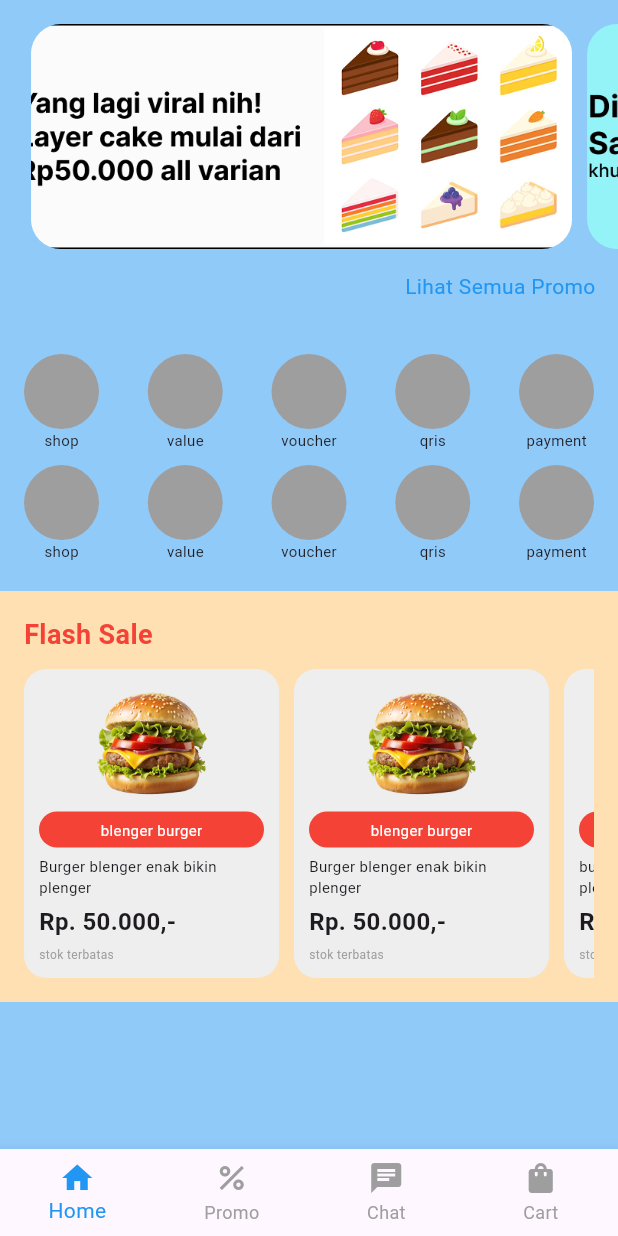
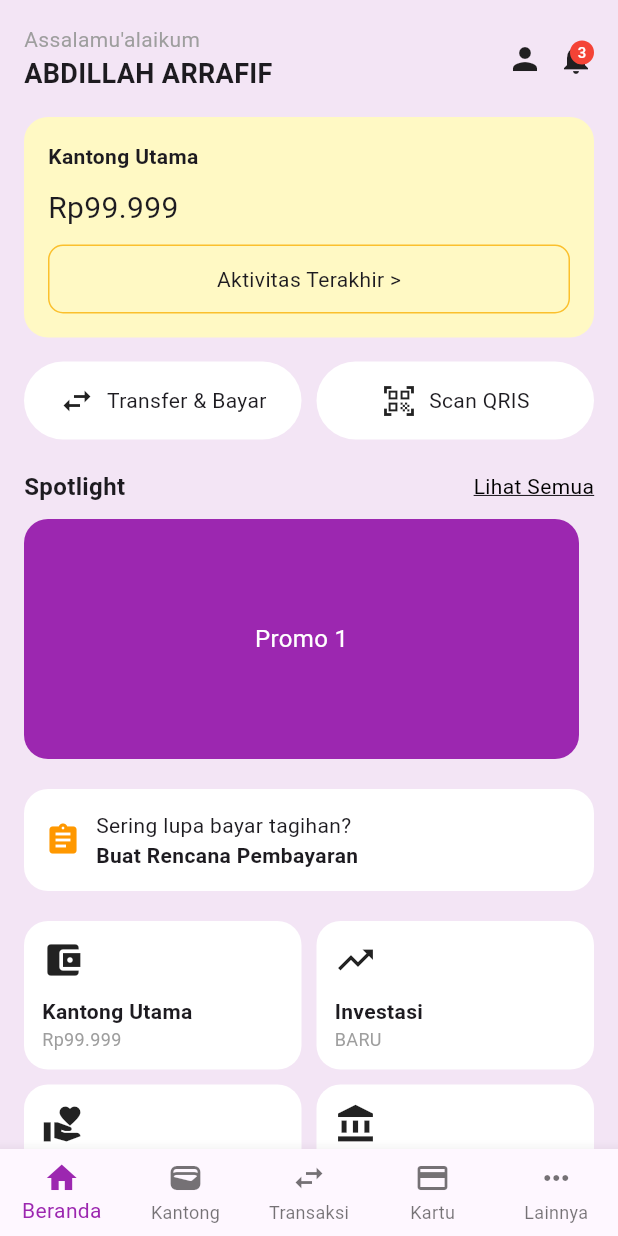
Before and after one commit to dillah1234/murject_25-26, a Flutter app: the screen it shows after launch, on a phone screen of 412 x 824 dp. Run offline on Flutter 3.47's test engine with Material 3 defaults, Android fonts, the light colour scheme and no system bars; our stand-ins replace animated_splash_screen.

Commit message:
task done alhamdulilah

```diff
--- a/analysis_options.yaml
+++ b/analysis_options.yaml
@@ -7,6 +7,9 @@
 
 # The following line activates a set of recommended lints for Flutter apps,
 # packages, and plugins designed to encourage good coding practices.
+analyzer:
+  errors:
+    use_key_in_widget_constructors: ignore
 include: package:flutter_lints/flutter.yaml
 
 linter:
--- /dev/null
+++ b/lib/jumaat/screen/home_screen.dart
@@ -0,0 +1,43 @@
+import 'package:flutter/material.dart';
+import 'package:murojaah/jumaat/widgets/header.dart';
+import 'package:murojaah/jumaat/widgets/saldo_card.dart';
+import 'package:murojaah/jumaat/widgets/action_buttons.dart';
+import 'package:murojaah/jumaat/widgets/spotlight_slider.dart';
+import 'package:murojaah/jumaat/widgets/plan_ahead.dart';
+import 'package:murojaah/jumaat/widgets/shortcut_grid.dart';
+import 'package:murojaah/jumaat/widgets/bottom_nav.dart';
+
+class HomeScreen extends StatelessWidget {
+  @override
+  Widget build(BuildContext context) {
+    return Scaffold(
+      backgroundColor: Colors.purple[50],
+
+      body: SafeArea(
+        child: ListView(
+          padding: EdgeInsets.all(16),
+          children: [
+            Header(),
+            SizedBox(height: 16),
+
+            SaldoCard(),
+            SizedBox(height: 16),
+
+            ActionButtons(),
+            SizedBox(height: 20),
+
+            SpotlightSlider(),
+            SizedBox(height: 20),
+
+            PlanAhead(),
+            SizedBox(height: 20),
+
+            ShortcutGrid(),
+          ],
+        ),
+      ),
+
+      bottomNavigationBar: BottomNav(),
+    );
+  }
+}
--- /dev/null
+++ b/lib/jumaat/widgets/action_buttons.dart
@@ -0,0 +1,30 @@
+import 'package:flutter/material.dart';
+
+class ActionButtons extends StatelessWidget {
+  Widget item(IconData icon, String text) {
+    return Expanded(
+      child: Container(
+        padding: EdgeInsets.all(14),
+        decoration: BoxDecoration(
+          color: Colors.white,
+          borderRadius: BorderRadius.circular(30),
+        ),
+        child: Row(
+          mainAxisAlignment: MainAxisAlignment.center,
+          children: [Icon(icon), SizedBox(width: 8), Text(text)],
+        ),
+      ),
+    );
+  }
+
+  @override
+  Widget build(BuildContext context) {
+    return Row(
+      children: [
+        item(Icons.swap_horiz, "Transfer & Bayar"),
+        SizedBox(width: 10),
+        item(Icons.qr_code_scanner, "Scan QRIS"),
+      ],
+    );
+  }
+}
--- /dev/null
+++ b/lib/jumaat/widgets/bottom_nav.dart
@@ -0,0 +1,23 @@
+import 'package:flutter/material.dart';
+
+class BottomNav extends StatelessWidget {
+  const BottomNav({super.key});
+
+  @override
+  Widget build(BuildContext context) {
+    return BottomNavigationBar(
+      type: BottomNavigationBarType.fixed,
+      selectedItemColor: Colors.purple,
+      items: [
+        BottomNavigationBarItem(icon: Icon(Icons.home), label: "Beranda"),
+        BottomNavigationBarItem(icon: Icon(Icons.wallet), label: "Kantong"),
+        BottomNavigationBarItem(
+          icon: Icon(Icons.swap_horiz),
+          label: "Transaksi",
+        ),
+        BottomNavigationBarItem(icon: Icon(Icons.credit_card), label: "Kartu"),
+        BottomNavigationBarItem(icon: Icon(Icons.more_horiz), label: "Lainnya"),
+      ],
+    );
+  }
+}
--- /dev/null
+++ b/lib/jumaat/widgets/header.dart
@@ -0,0 +1,46 @@
+import 'package:flutter/material.dart';
+
+class Header extends StatelessWidget {
+  const Header({super.key});
+
+  @override
+  Widget build(BuildContext context) {
+    return Row(
+      mainAxisAlignment: MainAxisAlignment.spaceBetween,
+      children: [
+        Column(
+          crossAxisAlignment: CrossAxisAlignment.start,
+          children: [
+            Text("Assalamu'alaikum", style: TextStyle(color: Colors.grey)),
+            Text(
+              "ABDILLAH ARRAFIF",
+              style: TextStyle(fontWeight: FontWeight.bold, fontSize: 18),
+            ),
+          ],
+        ),
+        Row(
+          children: [
+            Icon(Icons.person),
+            SizedBox(width: 10),
+            Stack(
+              children: [
+                Icon(Icons.notifications),
+                Positioned(
+                  right: 0,
+                  child: CircleAvatar(
+                    radius: 8,
+                    backgroundColor: Colors.red,
+                    child: Text(
+                      "3",
+                      style: TextStyle(fontSize: 10, color: Colors.white),
+                    ),
+                  ),
+                ),
+              ],
+            ),
+          ],
+        ),
+      ],
+    );
+  }
+}
--- /dev/null
+++ b/lib/jumaat/widgets/plan_ahead.dart
@@ -0,0 +1,30 @@
+import 'package:flutter/material.dart';
+
+class PlanAhead extends StatelessWidget {
+  @override
+  Widget build(BuildContext context) {
+    return Container(
+      padding: EdgeInsets.all(14),
+      decoration: BoxDecoration(
+        color: Colors.white,
+        borderRadius: BorderRadius.circular(16),
+      ),
+      child: Row(
+        children: [
+          Icon(Icons.assignment, color: Colors.orange),
+          SizedBox(width: 10),
+          Column(
+            crossAxisAlignment: CrossAxisAlignment.start,
+            children: [
+              Text("Sering lupa bayar tagihan?"),
+              Text(
+                "Buat Rencana Pembayaran",
+                style: TextStyle(fontWeight: FontWeight.bold),
+              ),
+            ],
+          ),
+        ],
+      ),
+    );
+  }
+}
--- /dev/null
+++ b/lib/jumaat/widgets/saldo_card.dart
@@ -0,0 +1,31 @@
+import 'package:flutter/material.dart';
+
+class SaldoCard extends StatelessWidget {
+  @override
+  Widget build(BuildContext context) {
+    return Container(
+      padding: EdgeInsets.all(16),
+      decoration: BoxDecoration(
+        color: Colors.yellow[100],
+        borderRadius: BorderRadius.circular(16),
+      ),
+      child: Column(
+        crossAxisAlignment: CrossAxisAlignment.start,
+        children: [
+          Text("Kantong Utama", style: TextStyle(fontWeight: FontWeight.bold)),
+          SizedBox(height: 10),
+          Text("Rp99.999", style: TextStyle(fontSize: 20)),
+          SizedBox(height: 10),
+          Container(
+            padding: EdgeInsets.all(12),
+            decoration: BoxDecoration(
+              border: Border.all(color: Colors.yellow[700]!),
+              borderRadius: BorderRadius.circular(10),
+            ),
+            child: Center(child: Text("Aktivitas Terakhir >")),
+          ),
+        ],
+      ),
+    );
+  }
+}
--- /dev/null
+++ b/lib/jumaat/widgets/shortcut_grid.dart
@@ -0,0 +1,55 @@
+import 'package:flutter/material.dart';
+
+class ShortcutGrid extends StatelessWidget {
+  Widget item(IconData icon, String title, String sub) {
+    return Container(
+      padding: EdgeInsets.all(12),
+      decoration: BoxDecoration(
+        color: Colors.white,
+        borderRadius: BorderRadius.circular(16),
+      ),
+      child: Column(
+        crossAxisAlignment: CrossAxisAlignment.start,
+        children: [
+          Icon(icon, size: 28, color: Colors.black87),
+          SizedBox(height: 10),
+          Text(title, style: TextStyle(fontWeight: FontWeight.bold)),
+          Text(sub, style: TextStyle(fontSize: 12, color: Colors.grey)),
+        ],
+      ),
+    );
+  }
+
+  @override
+  Widget build(BuildContext context) {
+    return Column(
+      children: [
+        Row(
+          children: [
+            Expanded(
+              child: item(
+                Icons.account_balance_wallet,
+                "Kantong Utama",
+                "Rp99.999",
+              ),
+            ),
+            SizedBox(width: 10),
+            Expanded(child: item(Icons.trending_up, "Investasi", "BARU")),
+          ],
+        ),
+        SizedBox(height: 10),
+        Row(
+          children: [
+            Expanded(
+              child: item(Icons.volunteer_activism, "Jago Amal", "Zakat"),
+            ),
+            SizedBox(width: 10),
+            Expanded(
+              child: item(Icons.account_balance, "Saldo Saya", "Rp99.999"),
+            ),
+          ],
+        ),
+      ],
+    );
+  }
+}
--- /dev/null
+++ b/lib/jumaat/widgets/spotlight_slider.dart
@@ -0,0 +1,72 @@
+import 'package:flutter/material.dart';
+
+class SpotlightSlider extends StatelessWidget {
+  @override
+  Widget build(BuildContext context) {
+    return Column(
+      crossAxisAlignment: CrossAxisAlignment.start,
+      children: [
+        Row(
+          mainAxisAlignment: MainAxisAlignment.spaceBetween,
+          children: [
+            Text(
+              "Spotlight",
+              style: TextStyle(fontWeight: FontWeight.bold, fontSize: 16),
+            ),
+            Text("Lihat Semua", style: TextStyle(color: Colors.black, decoration: TextDecoration.underline)),
+          ],
+        ),
+        SizedBox(height: 10),
+
+        SizedBox(
+          height: 160,
+          child: PageView(
+            children: [
+              Container(
+                margin: EdgeInsets.only(right: 10),
+                decoration: BoxDecoration(
+                  color: Colors.purple,
+                  borderRadius: BorderRadius.circular(16),
+                ),
+                child: Center(
+                  child: Text(
+                    "Promo 1",
+                    style: TextStyle(color: Colors.white, fontSize: 16),
+                  ),
+                ),
+              ),
+
+              Container(
+                margin: EdgeInsets.only(right: 10),
+                decoration: BoxDecoration(
+                  color: Colors.orange,
+                  borderRadius: BorderRadius.circular(16),
+                ),
+                child: Center(
+                  child: Text(
+                    "Promo 2",
+                    style: TextStyle(color: Colors.white, fontSize: 16),
+                  ),
+                ),
+              ),
+
+              Container(
+                margin: EdgeInsets.only(right: 10),
+                decoration: BoxDecoration(
+                  color: Colors.blue,
+                  borderRadius: BorderRadius.circular(16),
+                ),
+                child: Center(
+                  child: Text(
+                    "Promo 3",
+                    style: TextStyle(color: Colors.white, fontSize: 16),
+                  ),
+                ),
+              ),
+            ],
+          ),
+        ),
+      ],
+    );
+  }
+}
--- a/lib/main.dart
+++ b/lib/main.dart
@@ -1,4 +1,5 @@
 import 'package:flutter/material.dart';
+import 'package:murojaah/jumaat/screen/home_screen.dart';
 import 'package:murojaah/rabu/murject.dart';
 import 'package:murojaah/kamis/reject.dart';
 import 'package:animated_splash_screen/animated_splash_screen.dart';
@@ -22,7 +23,7 @@ class MyApp extends StatelessWidget {
               width: 150,
               height: 150,
               child: Icon(
-                Icons.face_retouching_off_sharp,
+                Icons.book_online,
                 size: 100,
                 color: Colors.blue,
               ),
@@ -31,7 +32,7 @@ class MyApp extends StatelessWidget {
             Text("",style: TextStyle(fontSize: 20, fontWeight: FontWeight.bold),)
           ],
         ),
-        nextScreen: Reject(),
+        nextScreen: HomeScreen(),
         splashIconSize: 200,
         backgroundColor: Colors.white,
         duration: 3000, // durasi 3 detik
```
